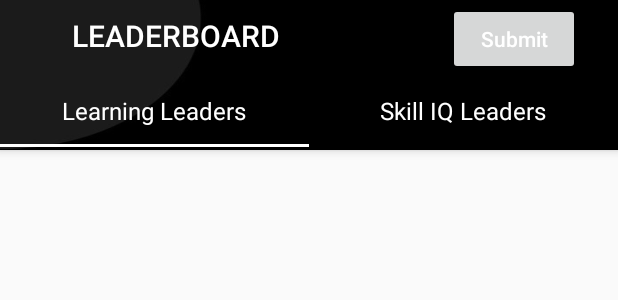
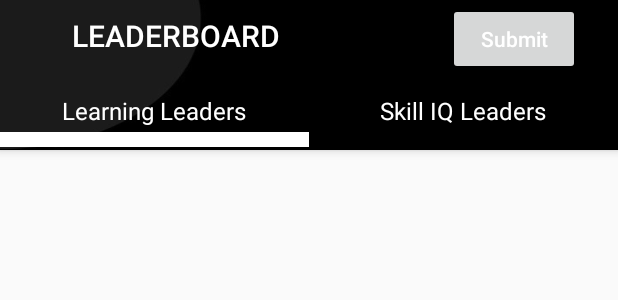
Before and after one commit to iZeroKim/GADS-LeaderBoard, an Android app: the layout activity_main.xml on its own in the app's theme, with its tools: preview values and no code run, on a phone screen of 412 x 824 dp. Shown: the top 300 px of the screen. Run offline under Robolectric (Android 15) with nearby library versions, the phone set to English and light mode, and no system bars.

Commit message:
Added ViewPager to the main layout

```diff
--- a/app/src/main/res/layout/activity_main.xml
+++ b/app/src/main/res/layout/activity_main.xml
@@ -38,6 +38,7 @@
         <com.google.android.material.tabs.TabLayout
             android:layout_width="match_parent"
             android:layout_height="wrap_content"
+            app:tabIndicatorHeight="10dp"
             app:tabTextColor="#FFFFFF"
             app:tabTextAppearance="@style/TextAppearance.AppCompat.Widget.ActionBar.Subtitle">
 
@@ -53,6 +54,12 @@
 
         </com.google.android.material.tabs.TabLayout>
     </com.google.android.material.appbar.AppBarLayout>
+    <androidx.viewpager.widget.ViewPager
+        android:id="@+id/viewPager"
+        android:layout_width="match_parent"
+        android:layout_height="match_parent">
+
+    </androidx.viewpager.widget.ViewPager>
 
 
 
```
